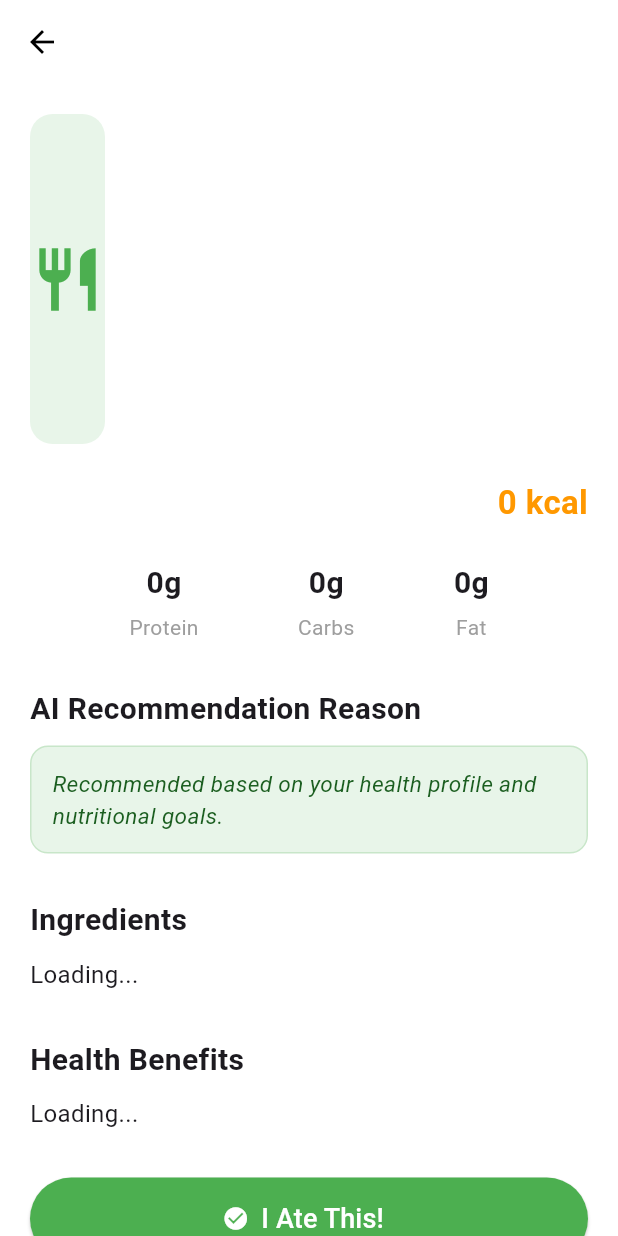
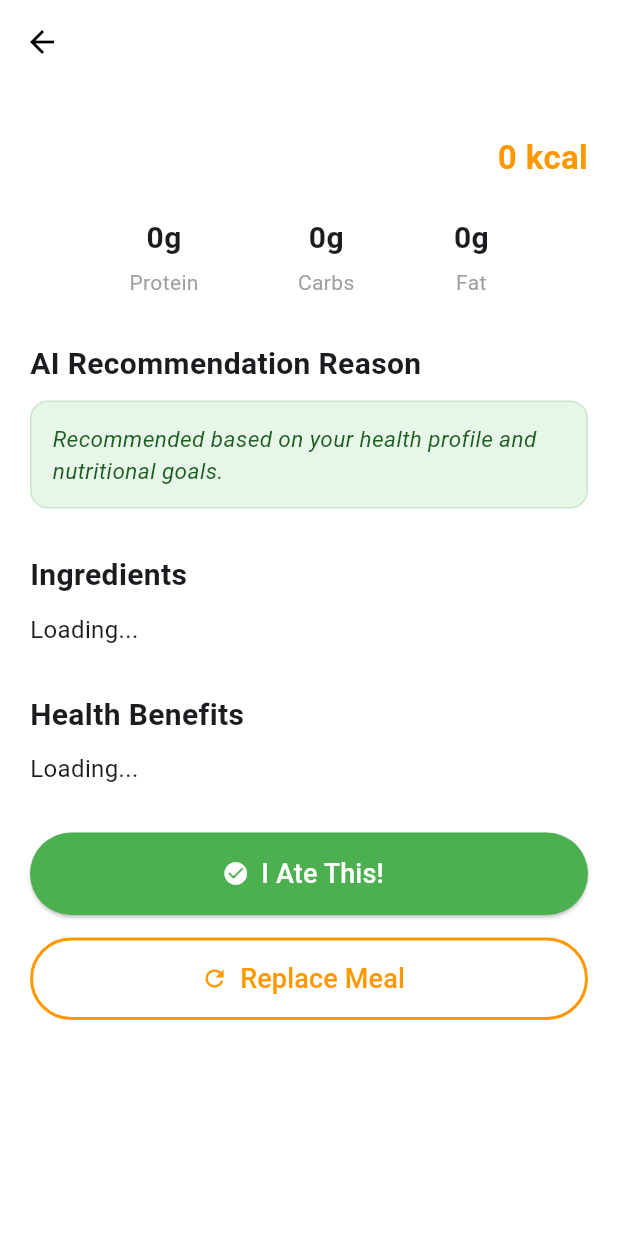
Before and after one commit to sowmyameenuga/Nutrimeal-, a Flutter app: the FoodDetailsScreen screen opened directly with empty values, on a phone screen of 412 x 824 dp. Run offline on Flutter 3.47's test engine with Material 3 defaults, Android fonts, the phone set to English and light mode, and no system bars; our stand-ins replace shared_preferences; accounts and stored records are empty; network calls fail.

Commit message:
feat: remove food image from details screen

```diff
--- a/lib/screens/food_details_screen.dart
+++ b/lib/screens/food_details_screen.dart
@@ -170,24 +170,7 @@ class _FoodDetailsScreenState extends State<FoodDetailsScreen> {
         child: Column(
           crossAxisAlignment: CrossAxisAlignment.start,
           children: [
-            // Meal Image
-            ClipRRect(
-              borderRadius: BorderRadius.circular(15),
-              child: Image.network(
-                _getMealImageUrl(widget.mealType),
-                height: 220,
-                width: double.infinity,
-                fit: BoxFit.cover,
-                errorBuilder: (context, error, stackTrace) {
-                  return Container(
-                    height: 220,
-                    color: Colors.green.shade50,
-                    child: const Icon(Icons.restaurant, size: 50, color: Colors.green),
-                  );
-                },
-              ),
-            ),
-            const SizedBox(height: 20),
+            const SizedBox(height: 10),
 
             // Title & Calories
             Row(
```
